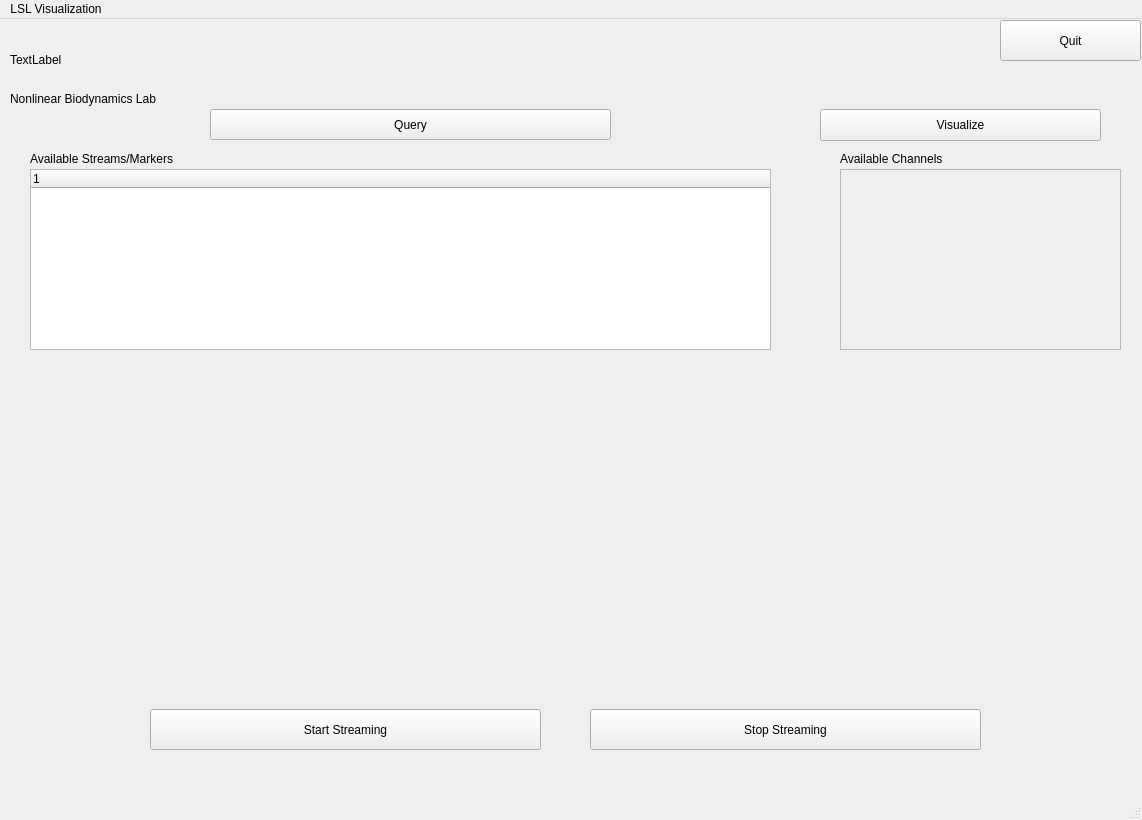
The window that LSL_visualization.ui (soheilbr82/lslbuffer) describes before a commit, drawn with Qt 5.
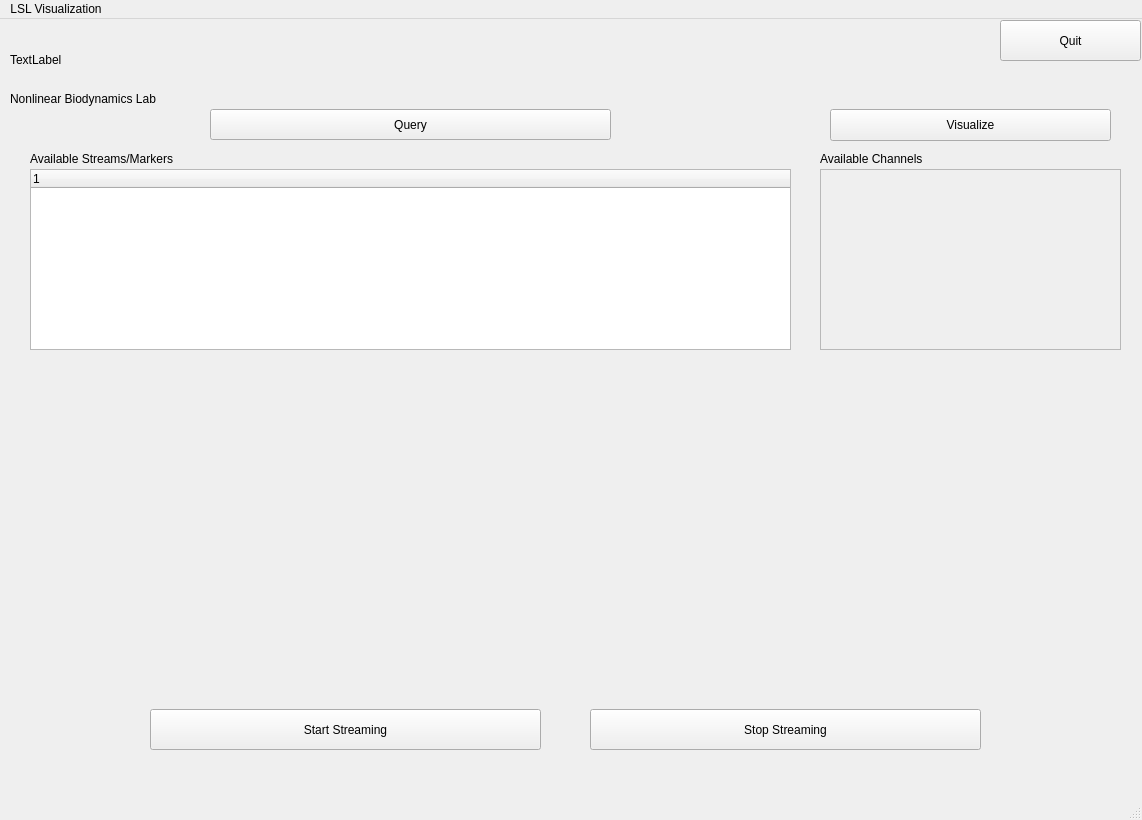
The same window after the commit.

Commit message: Added low-pass and high-pass

```diff
--- a/LSL_visualization.ui
+++ b/LSL_visualization.ui
@@ -43,7 +43,7 @@
    <widget class="QPushButton" name="visualizeButton">
     <property name="geometry">
      <rect>
-      <x>820</x>
+      <x>830</x>
       <y>90</y>
       <width>281</width>
       <height>32</height>
@@ -56,9 +56,9 @@
    <widget class="QScrollArea" name="channelView">
     <property name="geometry">
      <rect>
-      <x>840</x>
+      <x>820</x>
       <y>150</y>
-      <width>281</width>
+      <width>301</width>
       <height>181</height>
      </rect>
     </property>
@@ -70,7 +70,7 @@
       <rect>
        <x>0</x>
        <y>0</y>
-       <width>279</width>
+       <width>299</width>
        <height>179</height>
       </rect>
      </property>
@@ -79,7 +79,7 @@
    <widget class="QLabel" name="label_3">
     <property name="geometry">
      <rect>
-      <x>840</x>
+      <x>820</x>
       <y>130</y>
       <width>181</width>
       <height>20</height>
@@ -94,7 +94,7 @@
      <rect>
       <x>30</x>
       <y>150</y>
-      <width>741</width>
+      <width>761</width>
       <height>181</height>
      </rect>
     </property>
@@ -135,7 +135,7 @@
      <rect>
       <x>30</x>
       <y>340</y>
-      <width>921</width>
+      <width>761</width>
       <height>291</height>
      </rect>
     </property>
@@ -202,9 +202,9 @@
    <widget class="QWidget" name="gridLayoutWidget_2">
     <property name="geometry">
      <rect>
-      <x>960</x>
+      <x>819</x>
       <y>360</y>
-      <width>160</width>
+      <width>301</width>
       <height>251</height>
      </rect>
     </property>
```
Left out of the diff: 19 changed lines with no effect on the pictures. The commit also changes 1 other file.
